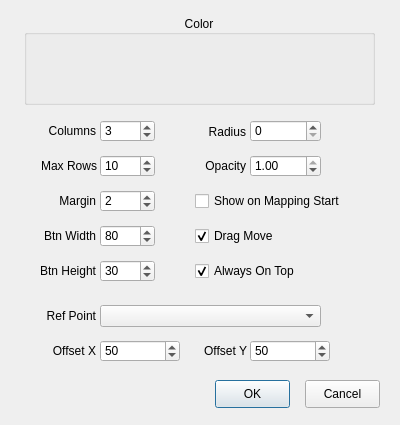
Old version of the form QKeyMapper/qvbuttonpanelsetupdialog.ui in the repository Zalafina/QKeyMapper.
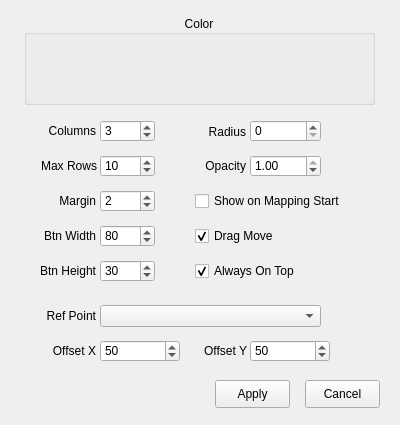
New version of the form.

Commit message: Add VButton Mapping - VButton Setup Apply Button issue.

```diff
--- a/QKeyMapper/qvbuttonpanelsetupdialog.ui
+++ b/QKeyMapper/qvbuttonpanelsetupdialog.ui
@@ -482,10 +482,13 @@
     </rect>
    </property>
    <property name="text">
-    <string>OK</string>
+    <string>Apply</string>
+   </property>
+   <property name="autoDefault">
+    <bool>false</bool>
    </property>
    <property name="default">
-    <bool>true</bool>
+    <bool>false</bool>
    </property>
   </widget>
   <widget class="QPushButton" name="cancelButton">
@@ -500,6 +503,9 @@
    <property name="text">
     <string>Cancel</string>
    </property>
+   <property name="autoDefault">
+    <bool>false</bool>
+   </property>
   </widget>
  </widget>
  <resources/>
```
Left out of the diff: 16 changed lines with no effect on the pictures. The commit also changes 9 other files.
